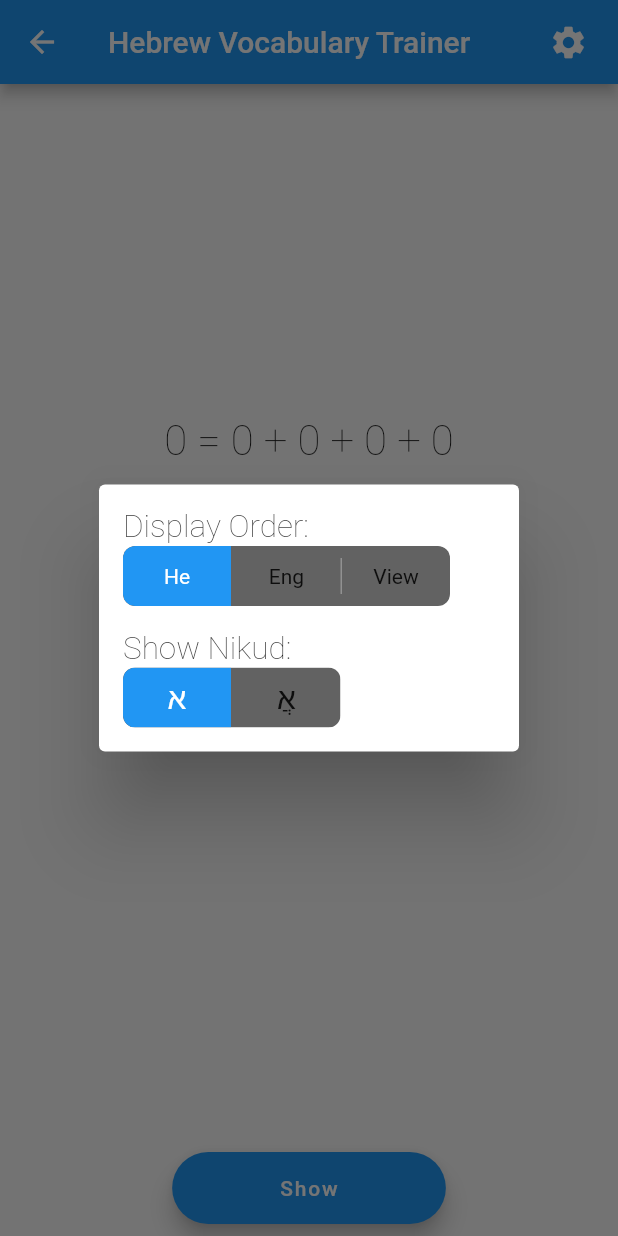
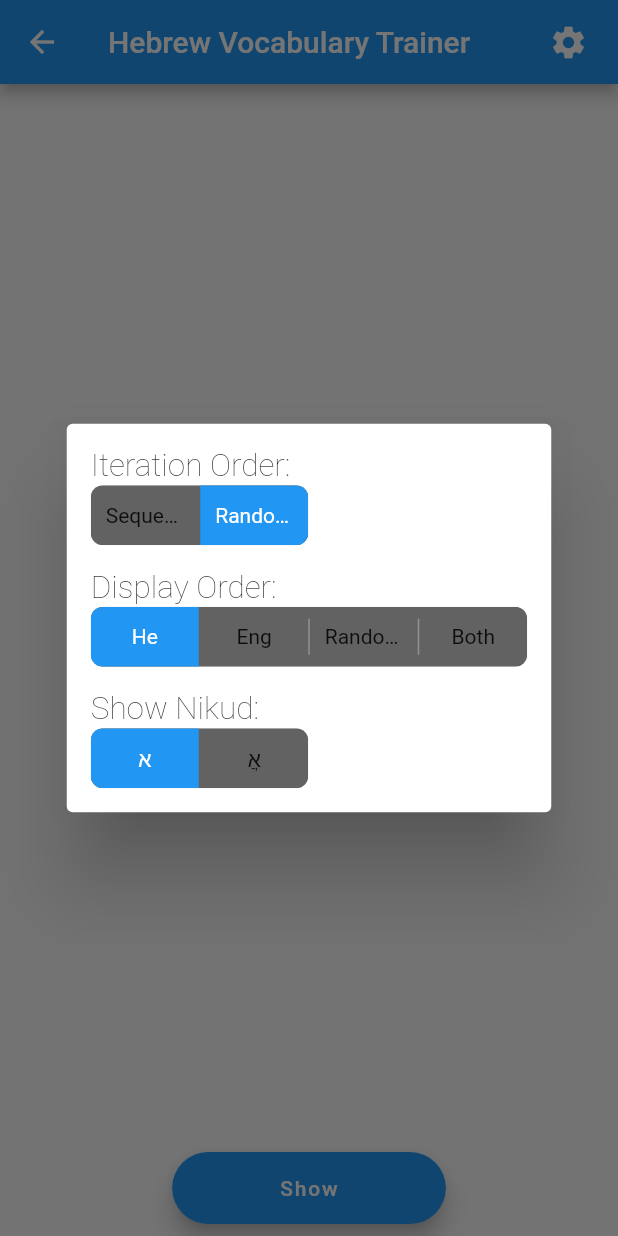
Before and after one commit to mikhail-poda/mila, a Flutter app: the VocabView screen opened directly, after a tap on the "settings" icon, on a phone screen of 412 x 824 dp. Run offline on Flutter 3.47's test engine with Material 2 defaults, Android fonts, the light colour scheme and no system bars; drawn by our look-alikes of toggle_switch; our stand-ins replace flutter_riverpod, tuple.

Commit message:
Extended settings to all cases - random, sequential

```diff
--- a/lib/DataModel.dart
+++ b/lib/DataModel.dart
@@ -5,8 +5,9 @@ import 'Item.dart';
 
 abstract class AbstractDataModel with IterableMixin<Item> {
   final List<Item> _items;
+  final DataModelSettings _settings;
 
-  AbstractDataModel(this._items);
+  AbstractDataModel(this._items, this._settings);
 
   Item operator [](int index) => _items[index];
 
@@ -20,13 +21,8 @@ abstract class AbstractDataModel with IterableMixin<Item> {
 
 class SequentialDataModel extends AbstractDataModel {
   int _index = 0;
-  late DataModelSettings _settings;
 
-  SequentialDataModel(List<Item> items, DataModelSettings settings) : super(items) {
-    _settings = settings;
-  }
-
-  void reset() => _index = 0;
+  SequentialDataModel(List<Item> items, DataModelSettings settings) : super(items, settings);
 
   @override
   Item? nextItem(Item? current) {
@@ -39,20 +35,17 @@ class SequentialDataModel extends AbstractDataModel {
     // set new level if still learning, if already good then do nothing
     if (level < _settings.levelsNo - 1) {
       item.level = level;
-    } else if (item.level < _settings.levelsNo) {
+    } else if (item.level < _settings.levelsNo - 1) {
       int delta0 = _getDayNo();
-      item.level = DaysLevel(delta0, 1).pack();
+      item.level = DaysLevelTuple(delta0, 1).pack();
     }
   }
 }
 
 class RandomDataModel extends AbstractDataModel {
   final _random = Random();
-  late DataModelSettings _settings;
 
-  RandomDataModel(List<Item> items, DataModelSettings settings) : super(items) {
-    _settings = settings;
-  }
+  RandomDataModel(List<Item> items, DataModelSettings settings) : super(items, settings);
 
   @override
   Item? nextItem(Item? current) {
@@ -69,7 +62,7 @@ class RandomDataModel extends AbstractDataModel {
     int delta0 = _getDayNo();
     filt = items
         .where((item) => item.level > DataModelSettings.doneLevel)
-        .where((item) => DaysLevel.unpack(item.level).daysNo < delta0)
+        .where((item) => DaysLevelTuple.unpack(item.level).daysNo < delta0)
         .toList();
     next = _getRandomItem(filt, 0);
     if (next != null) return next;
@@ -88,7 +81,7 @@ class RandomDataModel extends AbstractDataModel {
 
     // if existing items are sparse and there is no new items
     filt = items.where((item) => item.level < DataModelSettings.doneLevel).toList();
-    next = _getRandomItem(items, 0);
+    next = _getRandomItem(filt, 0);
 
     return next;
   }
@@ -113,7 +106,7 @@ class RandomDataModel extends AbstractDataModel {
 
     // for the last level
     var isTuple = item.level > DataModelSettings.doneLevel;
-    var count = isTuple ? DaysLevel.unpack(item.level).level : 0;
+    var count = isTuple ? DaysLevelTuple.unpack(item.level).level : 0;
 
     count++;
 
@@ -121,7 +114,7 @@ class RandomDataModel extends AbstractDataModel {
       item.level = DataModelSettings.doneLevel;
     } else {
       int delta0 = _getDayNo();
-      item.level = DaysLevel(delta0, count).pack();
+      item.level = DaysLevelTuple(delta0, count).pack();
     }
   }
 }
@@ -144,13 +137,13 @@ class DataModelSettings {
   DataModelSettings(this.levelsNo, this.maxLevelCapacity, this.goodRepetitionsNo);
 }
 
-class DaysLevel {
+class DaysLevelTuple {
   late int level;
   late int daysNo;
 
-  DaysLevel(this.daysNo, this.level);
+  DaysLevelTuple(this.daysNo, this.level);
 
-  DaysLevel.unpack(int value) {
+  DaysLevelTuple.unpack(int value) {
     daysNo = value & 0xffff;
     level = (value >> 16) & 0xffff;
   }
--- a/lib/VocabModel.dart
+++ b/lib/VocabModel.dart
@@ -1,3 +1,5 @@
+import 'dart:math';
+
 import 'package:flutter/material.dart';
 import 'package:path/path.dart' as p;
 
@@ -5,24 +7,35 @@ import 'DataModel.dart';
 import 'Item.dart';
 import 'SourcesModel.dart';
 
-enum PermanentDisplay { he, eng, view }
+enum GuessMode { he, eng }
+enum IterationMode { sequential, random }
+enum DisplayMode { he, eng, random, complete }
 
 class VocabModel extends ChangeNotifier {
   Item? _current;
+  final _random = Random();
 
-  late RandomDataModel _rand;
   late AbstractDataModel _model;
-  late SequentialDataModel _seq;
   late Serializer _serializer;
 
   bool get showNikud => _showNikud;
   bool _showNikud = false;
 
+  // transaction
   bool get isComplete => _isComplete;
   bool _isComplete = false;
 
-  PermanentDisplay get permanentDisplay => _permanentDisplay;
-  PermanentDisplay _permanentDisplay = PermanentDisplay.he;
+  // transaction
+  GuessMode get guessMode => _guessMode;
+  GuessMode _guessMode = GuessMode.he;
+
+  // settings
+  DisplayMode get displayMode => _displayMode;
+  DisplayMode _displayMode = DisplayMode.he;
+
+  // settings
+  IterationMode get iterationMode => _iterationMode;
+  IterationMode _iterationMode = IterationMode.random;
 
   String get sourceName => _sourceName;
   late String _sourceName;
@@ -31,18 +44,20 @@ class VocabModel extends ChangeNotifier {
   final _tav = 'ת'.runes.first;
   final _aleph = 'א'.runes.first;
 
+  late List<Item> _items;
+  final DataModelSettings _settings = DataModelSettings(4, 16, 7);
+
+  bool _showHe = false;
+  bool _showEng = false;
+
   VocabModel(String fileName, List<List<String>> value, Serializer serializer) {
     _sourceName = p.basename(fileName);
+    _items = value.map((e) => Item(e)).toList();
 
-    var items = value.map((e) => Item(e)).toList();
-    var settings = DataModelSettings(4, 16, 7);
+    serializer.synch(_items);
+    Item.addSynonyms(_items);
 
-    serializer.synch(items);
-    Item.addSynonyms(items);
-
-    _seq = SequentialDataModel(items, settings);
-    _rand = RandomDataModel(items, settings);
-    _model = _rand;
+    setIterationMode(_iterationMode.index);
     _serializer = serializer;
   }
 
@@ -65,8 +80,7 @@ class VocabModel extends ChangeNotifier {
   }
 
   String get he0 {
-    if (_current == null) return "";
-    if (!_isComplete && _permanentDisplay == PermanentDisplay.eng) return "";
+    if (!_showHe || _current == null) return "";
 
     var str = _current!.he0;
     if (!_showNikud) str = _haserNikud(str);
@@ -75,14 +89,13 @@ class VocabModel extends ChangeNotifier {
   }
 
   String get eng0 {
-    if (_current == null) return "";
-    if (!_isComplete && _permanentDisplay == PermanentDisplay.he) return "";
+    if (!_showEng || _current == null) return "";
 
     return _current!.eng0;
   }
 
   String get he1 {
-    if (_current == null || !_isComplete) return "";
+    if (!_isComplete || _current == null) return "";
     return _current!.he1;
   }
 
@@ -91,24 +104,25 @@ class VocabModel extends ChangeNotifier {
   }
 
   String get eng1 {
-    if (_current == null || !_isComplete) return "";
+    if (!_isComplete || _current == null) return "";
     return _current!.eng1;
   }
 
   String get he2 {
-    if (_current == null || !_isComplete) return "";
+    if (!_isComplete || _current == null) return "";
     return _current!.he2;
   }
 
   String get eng2 {
-    if (_current == null || !_isComplete) return "";
+    if (!_isComplete || _current == null) return "";
     return _current!.eng2;
   }
 
   //---------------------------------[ commands ]---------------------------------
 
+  /// On button press 'Show'
   void showComplete() {
-    _isComplete = true;
+    _prepareTransaction(true);
     notifyListeners();
   }
 
@@ -123,29 +137,53 @@ class VocabModel extends ChangeNotifier {
       _serializer.push(_current!);
     }
 
-    _isComplete = _permanentDisplay == PermanentDisplay.view;
     _current = _model.nextItem(_current);
-
+    _prepareTransaction(false);
     notifyListeners();
   }
 
-  void setDisplay(int value) {
-    _permanentDisplay = PermanentDisplay.values[value];
+  void setIterationMode(int value) {
+    _iterationMode = IterationMode.values[value];
 
-    if (_permanentDisplay == PermanentDisplay.view) {
-      _seq.reset();
-      _model = _seq;
-      _current = null;
-      nextItem(0);
+    if (_iterationMode == IterationMode.sequential) {
+      _model = SequentialDataModel(_items, _settings);
     } else {
-      _model = _rand;
-      notifyListeners();
+      _model = RandomDataModel(_items, _settings);
     }
+  }
+
+  void setDisplayMode(int value) {
+    _displayMode = DisplayMode.values[value];
+    _prepareTransaction(_isComplete);
+    notifyListeners();
   }
 
   void start() {
     if (_current != null) return;
-    _isComplete = _permanentDisplay == PermanentDisplay.view;
     _current = _model.nextItem(null);
+    _prepareTransaction(false);
+  }
+
+  void _prepareTransaction(bool isComplete) {
+    _isComplete = isComplete || _displayMode == DisplayMode.complete;
+    if (!_isComplete) {
+      switch (_displayMode) {
+        case DisplayMode.he:
+          _guessMode = GuessMode.he;
+          break;
+        case DisplayMode.eng:
+          _guessMode = GuessMode.eng;
+          break;
+        case DisplayMode.random:
+          _guessMode = GuessMode.values[_random.nextInt(2)];
+          break;
+      }
+
+      _showHe = _guessMode == GuessMode.he;
+      _showEng = _guessMode == GuessMode.eng;
+    } else {
+      _showHe = true;
+      _showEng = true;
+    }
   }
 }
--- a/lib/VocabView.dart
+++ b/lib/VocabView.dart
@@ -68,19 +68,27 @@ class VocabView extends ConsumerWidget {
                     mainAxisAlignment: MainAxisAlignment.start,
                     crossAxisAlignment: CrossAxisAlignment.start,
                     children: [
+                      const Text("Iteration Order:",
+                          textScaleFactor: 1.5, style: TextStyle(fontWeight: FontWeight.w100)),
+                      ToggleSwitch(
+                        totalSwitches: 2,
+                        labels: const ['Sequential', 'Random'],
+                        onToggle: (index) => model.setIterationMode(index!),
+                        initialLabelIndex: model.iterationMode.index,
+                      ),
+                      const Text(""),
                       const Text("Display Order:",
                           textScaleFactor: 1.5, style: TextStyle(fontWeight: FontWeight.w100)),
                       ToggleSwitch(
-                        totalSwitches: 3,
-                        labels: const ['He', 'Eng', 'View'],
-                        onToggle: (index) => model.setDisplay(index!),
-                        initialLabelIndex: model.permanentDisplay.index,
+                        totalSwitches: 4,
+                        labels: const ['He', 'Eng', 'Random', 'Both'],
+                        onToggle: (index) => model.setDisplayMode(index!),
+                        initialLabelIndex: model.displayMode.index,
                       ),
                       const Text(""),
                       const Text("Show Nikud:",
                           textScaleFactor: 1.5, style: TextStyle(fontWeight: FontWeight.w100)),
                       ToggleSwitch(
-                        fontSize: 20,
                         totalSwitches: 2,
                         labels: const ['א', 'אֲ'],
                         onToggle: (index) => model.setShowNikud(index!),
@@ -103,7 +111,7 @@ class VocabView extends ConsumerWidget {
             textScaleFactor: 2, style: const TextStyle(fontWeight: FontWeight.w100)),
         const Text(""),
         const Text(""),
-        (model.permanentDisplay == PermanentDisplay.eng
+        (model.guessMode == GuessMode.eng
             ? Text(model.eng0,
                 textScaleFactor: 2, style: const TextStyle(fontWeight: FontWeight.w100))
             : Text(
@@ -113,8 +121,8 @@ class VocabView extends ConsumerWidget {
                 textDirection: TextDirection.rtl,
                 overflow: TextOverflow.clip,
               )),
-        const Text("_________________________________"),
-        (model.permanentDisplay == PermanentDisplay.eng
+        const Text("_______________________________________"),
+        (model.guessMode == GuessMode.eng
             ? Text(model.he0,
                 textScaleFactor: 2,
                 style: const TextStyle(fontWeight: FontWeight.bold),
```
